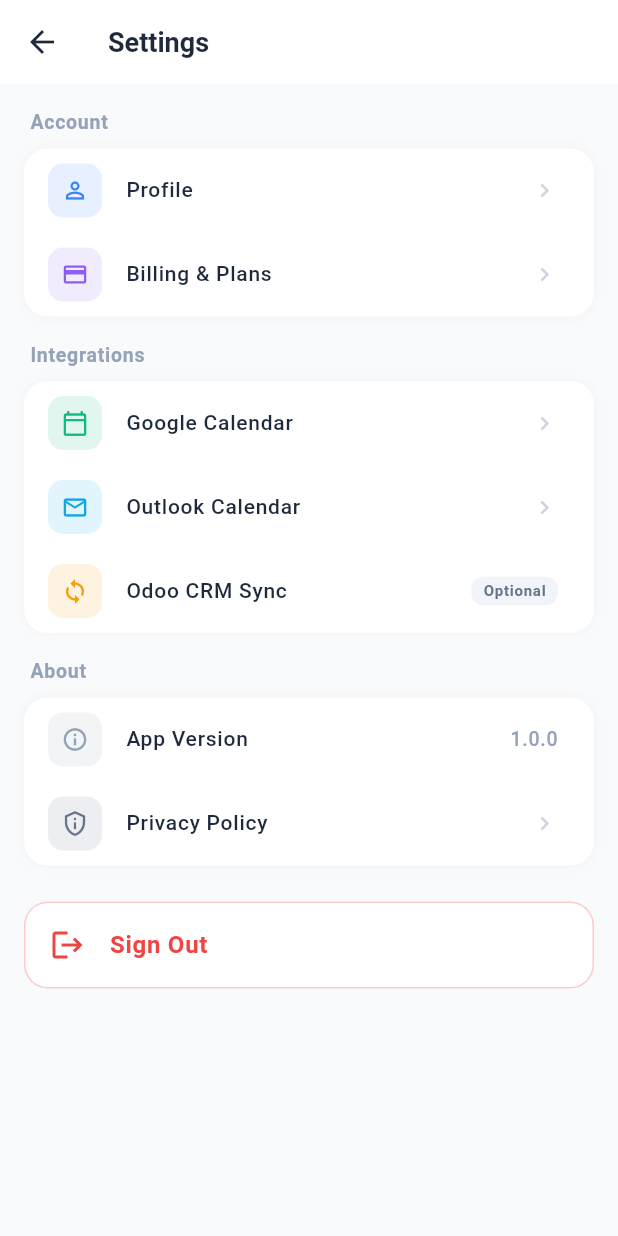
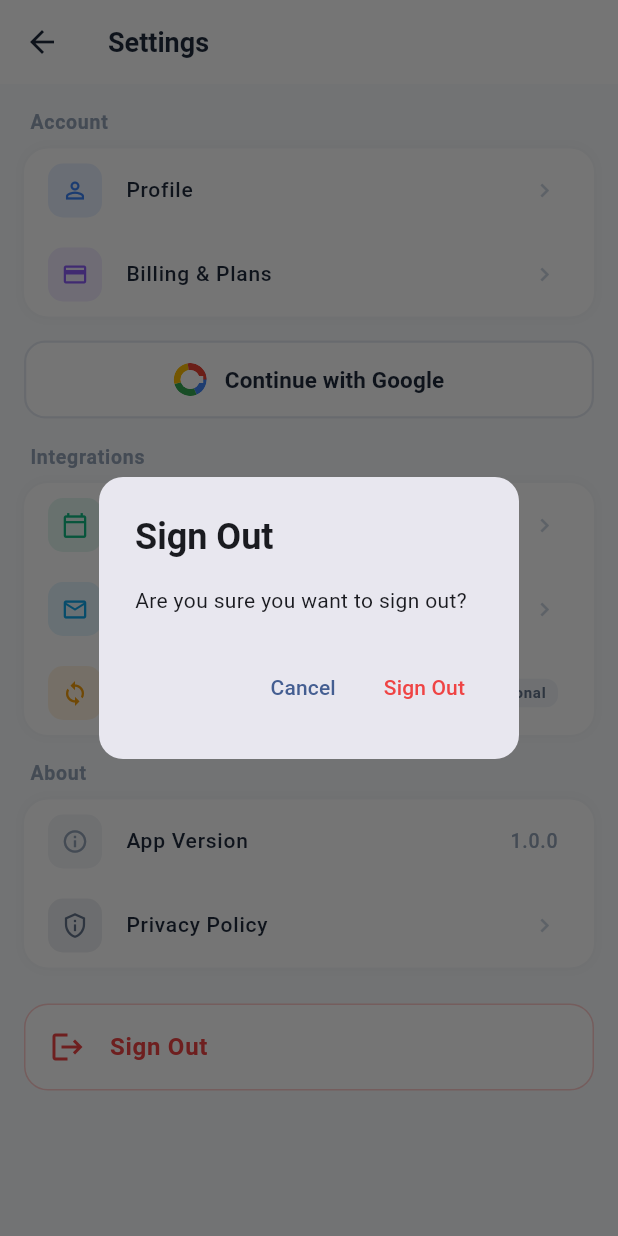
Before and after one commit to aladinbndhh/LYNQ, a Flutter app: the SettingsScreen screen opened directly with empty values, after a tap on "Sign Out", on a phone screen of 412 x 824 dp. Run offline on Flutter 3.47's test engine with Material 3 defaults, Android fonts, the phone set to English and light mode, and no system bars; our stand-ins replace app_links, dio, flutter_secure_storage, qr_flutter, share_plus; missing offline and left inert: mobile_scanner; accounts and stored records are empty; Roboto replaces fonts that are missing (SF Pro Display).

Commit message:
Add Google Sign-In button to Settings screen, visible while logged in
Made-with: Cursor

```diff
--- a/mobile/lib/screens/settings/settings_screen.dart
+++ b/mobile/lib/screens/settings/settings_screen.dart
@@ -3,27 +3,82 @@ import 'package:provider/provider.dart';
 import 'package:url_launcher/url_launcher.dart';
 import '../../config/api_config.dart';
 import '../../services/auth_service.dart';
+import '../../widgets/google_auth_widgets.dart';
 
-class SettingsScreen extends StatelessWidget {
+class SettingsScreen extends StatefulWidget {
   final VoidCallback onLogout;
-
   const SettingsScreen({super.key, required this.onLogout});
 
-  Future<void> _openBillingPortal(BuildContext context) async {
+  @override
+  State<SettingsScreen> createState() => _SettingsScreenState();
+}
+
+class _SettingsScreenState extends State<SettingsScreen> {
+  bool _googleLoading = false;
+
+  Future<void> _openBillingPortal() async {
     try {
-      final auth = context.read<AuthService>();
-      final headers = await auth.getAuthHeaders();
-
-      // We call the portal API to get the redirect URL
-      // In production, use Dio for this
       final uri = Uri.parse('${ApiConfig.baseUrl}/api/stripe/portal');
-      // For now, just open the billing page in browser
       if (await canLaunchUrl(uri)) {
         launchUrl(uri, mode: LaunchMode.externalApplication);
       }
     } catch (e) {
-      ScaffoldMessenger.of(context).showSnackBar(SnackBar(content: Text(e.toString())));
+      if (mounted) {
+        ScaffoldMessenger.of(context).showSnackBar(
+          SnackBar(content: Text(e.toString())),
+        );
+      }
     }
+  }
+
+  Future<void> _connectGoogle() async {
+    setState(() => _googleLoading = true);
+    try {
+      final auth = context.read<AuthService>();
+      await auth.loginWithGoogle();
+      if (mounted) {
+        ScaffoldMessenger.of(context).showSnackBar(
+          const SnackBar(
+            content: Text('Google account connected!'),
+            backgroundColor: Color(0xFF10B981),
+          ),
+        );
+      }
+    } catch (e) {
+      final msg = e.toString().replaceFirst('Exception: ', '');
+      if (mounted && msg != 'Google sign-in cancelled') {
+        ScaffoldMessenger.of(context).showSnackBar(
+          SnackBar(content: Text(msg), backgroundColor: const Color(0xFFEF4444)),
+        );
+      }
+    } finally {
+      if (mounted) setState(() => _googleLoading = false);
+    }
+  }
+
+  Future<void> _logout() async {
+    final confirm = await showDialog<bool>(
+      context: context,
+      builder: (ctx) => AlertDialog(
+        shape: RoundedRectangleBorder(borderRadius: BorderRadius.circular(16)),
+        title: const Text('Sign Out', style: TextStyle(fontWeight: FontWeight.w700)),
+        content: const Text('Are you sure you want to sign out?'),
+        actions: [
+          TextButton(
+            onPressed: () => Navigator.pop(ctx, false),
+            child: const Text('Cancel'),
+          ),
+          TextButton(
+            onPressed: () => Navigator.pop(ctx, true),
+            child: const Text('Sign Out', style: TextStyle(color: Color(0xFFEF4444))),
+          ),
+        ],
+      ),
+    );
+    if (confirm != true) return;
+    final auth = context.read<AuthService>();
+    await auth.logout();
+    widget.onLogout();
   }
 
   @override
@@ -41,8 +96,23 @@ class SettingsScreen extends StatelessWidget {
         children: [
           _section('Account', [
             _tile(Icons.person_outline, 'Profile', const Color(0xFF3B82F6), () {}),
-            _tile(Icons.credit_card_outlined, 'Billing & Plans', const Color(0xFF8B5CF6), () => _openBillingPortal(context)),
+            _tile(Icons.credit_card_outlined, 'Billing & Plans', const Color(0xFF8B5CF6), _openBillingPortal),
           ]),
+
+          const SizedBox(height: 16),
+
+          // Google Sign-In button — visible from inside the app
+          _googleLoading
+              ? const Center(
+                  child: Padding(
+                    padding: EdgeInsets.symmetric(vertical: 8),
+                    child: CircularProgressIndicator(color: Color(0xFF3B82F6)),
+                  ),
+                )
+              : GoogleSignInButton(
+                  loading: _googleLoading,
+                  onTap: _connectGoogle,
+                ),
 
           const SizedBox(height: 16),
           _section('Integrations', [
@@ -53,23 +123,30 @@ class SettingsScreen extends StatelessWidget {
 
           const SizedBox(height: 16),
           _section('About', [
-            _tile(Icons.info_outline, 'App Version', const Color(0xFF94A3B8), () {}, trailing: const Text('1.0.0', style: TextStyle(color: Color(0xFF94A3B8), fontSize: 13))),
+            _tile(
+              Icons.info_outline, 'App Version', const Color(0xFF94A3B8), () {},
+              trailing: const Text('1.0.0', style: TextStyle(color: Color(0xFF94A3B8), fontSize: 13)),
+            ),
             _tile(Icons.privacy_tip_outlined, 'Privacy Policy', const Color(0xFF64748B), () {}),
           ]),
 
           const SizedBox(height: 24),
           Container(
-            decoration: BoxDecoration(color: Colors.white, borderRadius: BorderRadius.circular(16), border: Border.all(color: const Color(0xFFFECACA))),
+            decoration: BoxDecoration(
+              color: Colors.white,
+              borderRadius: BorderRadius.circular(16),
+              border: Border.all(color: const Color(0xFFFECACA)),
+            ),
             child: ListTile(
               leading: const Icon(Icons.logout, color: Color(0xFFEF4444)),
-              title: const Text('Sign Out', style: TextStyle(color: Color(0xFFEF4444), fontWeight: FontWeight.w600)),
-              onTap: () async {
-                final auth = context.read<AuthService>();
-                await auth.logout();
-                onLogout();
-              },
+              title: const Text(
+                'Sign Out',
+                style: TextStyle(color: Color(0xFFEF4444), fontWeight: FontWeight.w600),
+              ),
+              onTap: _logout,
             ),
           ),
+          const SizedBox(height: 24),
         ],
       ),
     );
@@ -79,22 +156,63 @@ class SettingsScreen extends StatelessWidget {
     return Column(crossAxisAlignment: CrossAxisAlignment.start, children: [
       Padding(
         padding: const EdgeInsets.only(left: 4, bottom: 8),
-        child: Text(title, style: const TextStyle(fontSize: 13, fontWeight: FontWeight.w700, color: Color(0xFF94A3B8), letterSpacing: 0.5)),
+        child: Text(
+          title,
+          style: const TextStyle(
+            fontSize: 13,
+            fontWeight: FontWeight.w700,
+            color: Color(0xFF94A3B8),
+            letterSpacing: 0.5,
+          ),
+        ),
       ),
       Container(
-        decoration: BoxDecoration(color: Colors.white, borderRadius: BorderRadius.circular(16), boxShadow: [BoxShadow(color: Colors.black.withOpacity(0.03), blurRadius: 6)]),
-        child: Column(children: tiles.map((t) => t).toList()),
+        decoration: BoxDecoration(
+          color: Colors.white,
+          borderRadius: BorderRadius.circular(16),
+          boxShadow: [BoxShadow(color: Colors.black.withOpacity(0.03), blurRadius: 6)],
+        ),
+        child: Column(children: tiles),
       ),
     ]);
   }
 
-  Widget _tile(IconData icon, String label, Color color, VoidCallback onTap, {Widget? trailing, String? badge}) {
+  Widget _tile(
+    IconData icon,
+    String label,
+    Color color,
+    VoidCallback onTap, {
+    Widget? trailing,
+    String? badge,
+  }) {
     return ListTile(
-      leading: Container(width: 36, height: 36, decoration: BoxDecoration(color: color.withOpacity(0.12), borderRadius: BorderRadius.circular(10)), child: Icon(icon, color: color, size: 18)),
-      title: Text(label, style: const TextStyle(fontSize: 14, fontWeight: FontWeight.w500, color: Color(0xFF1E293B))),
-      trailing: trailing ?? (badge != null
-          ? Container(padding: const EdgeInsets.symmetric(horizontal: 8, vertical: 2), decoration: BoxDecoration(color: const Color(0xFFF1F5F9), borderRadius: BorderRadius.circular(8)), child: Text(badge, style: const TextStyle(fontSize: 10, color: Color(0xFF64748B), fontWeight: FontWeight.w600)))
-          : const Icon(Icons.chevron_right, color: Color(0xFFCBD5E1), size: 18)),
+      leading: Container(
+        width: 36,
+        height: 36,
+        decoration: BoxDecoration(
+          color: color.withOpacity(0.12),
+          borderRadius: BorderRadius.circular(10),
+        ),
+        child: Icon(icon, color: color, size: 18),
+      ),
+      title: Text(
+        label,
+        style: const TextStyle(fontSize: 14, fontWeight: FontWeight.w500, color: Color(0xFF1E293B)),
+      ),
+      trailing: trailing ??
+          (badge != null
+              ? Container(
+                  padding: const EdgeInsets.symmetric(horizontal: 8, vertical: 2),
+                  decoration: BoxDecoration(
+                    color: const Color(0xFFF1F5F9),
+                    borderRadius: BorderRadius.circular(8),
+                  ),
+                  child: Text(
+                    badge,
+                    style: const TextStyle(fontSize: 10, color: Color(0xFF64748B), fontWeight: FontWeight.w600),
+                  ),
+                )
+              : const Icon(Icons.chevron_right, color: Color(0xFFCBD5E1), size: 18)),
       onTap: onTap,
     );
   }
```
